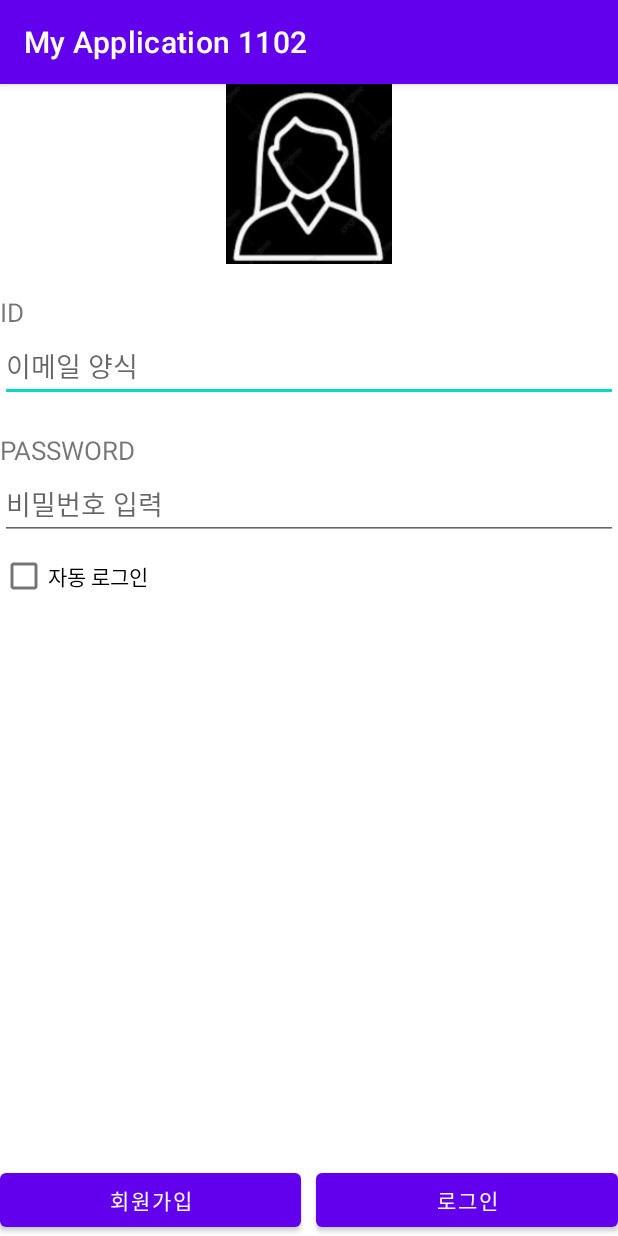
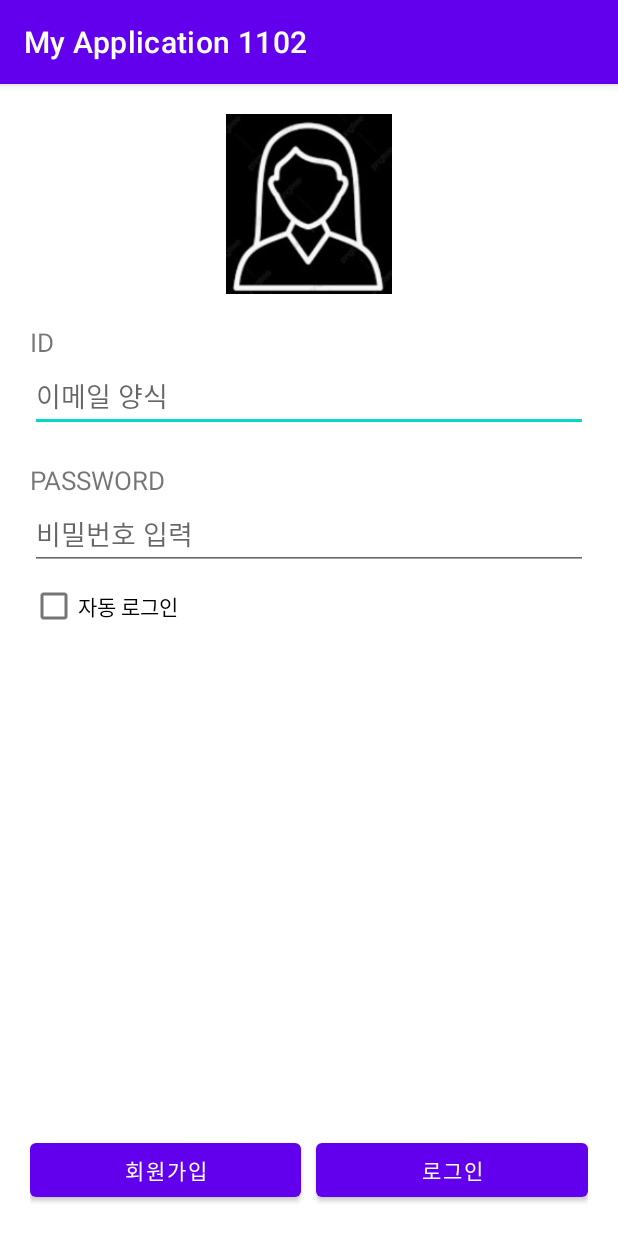
Before and after one commit to Lyne121/My_Application_1102, an Android app: the screen it shows after launch (MainActivity), on a phone screen of 412 x 824 dp. Run offline under Robolectric (Android 15) with nearby library versions, the phone set to English and light mode, and no system bars.

Commit message:
응용문제 마무리(완)

```diff
--- a/app/src/main/res/layout/activity_main.xml
+++ b/app/src/main/res/layout/activity_main.xml
@@ -5,7 +5,8 @@
     android:layout_width="match_parent"
     android:layout_height="match_parent"
     tools:context=".MainActivity"
-    android:orientation="vertical">
+    android:orientation="vertical"
+    android:padding="20dp">
 
     <LinearLayout
         android:layout_width="match_parent"
```
